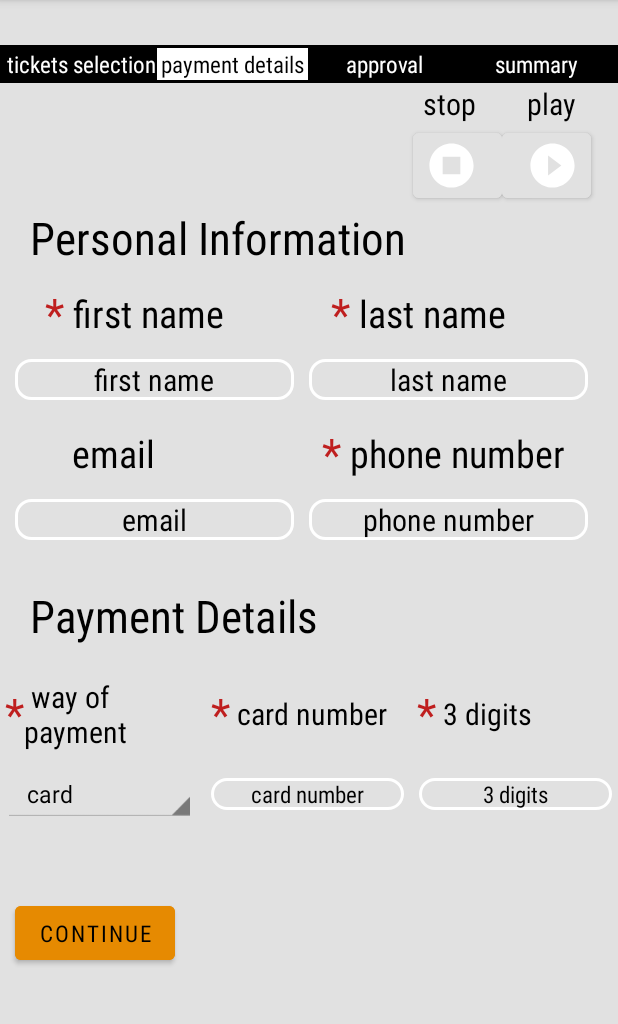
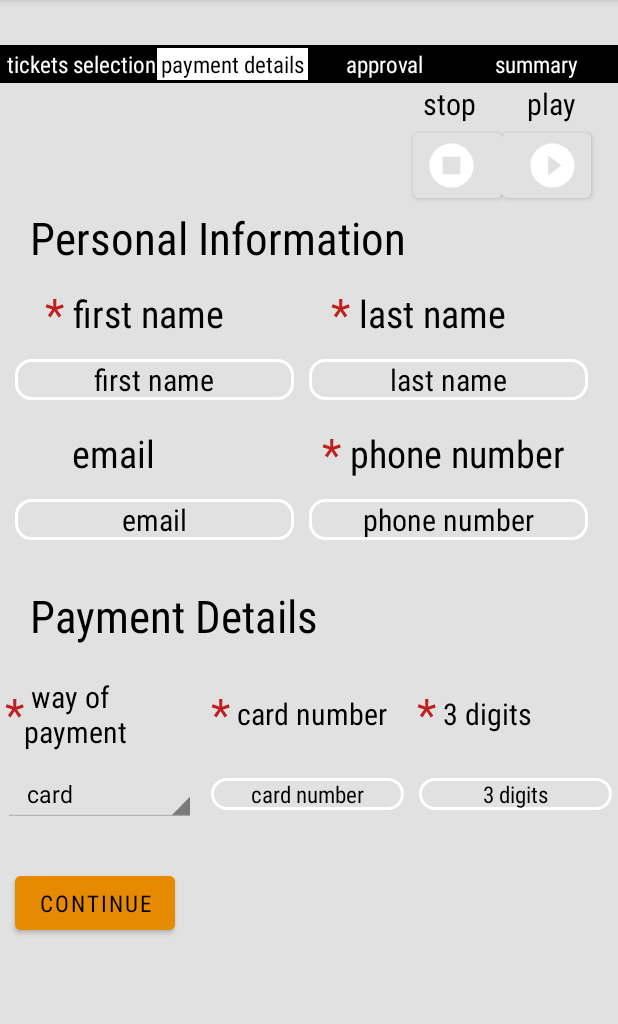
Before and after one commit to NoaZisman/Enjoymovie, an Android app: the MainActivity9_paymentdetails screen opened directly, with no data from a screen before it, on a phone screen of 412 x 824 dp, the part 84-1108 px from its top. Run offline under Robolectric (Android 15) with nearby library versions, the light colour scheme and no system bars.

Commit message:
working fine4

```diff
--- a/app/src/main/res/layout/activity_main9_paymentdetails.xml
+++ b/app/src/main/res/layout/activity_main9_paymentdetails.xml
@@ -481,7 +481,7 @@
             android:layout_width="wrap_content"
             android:layout_height="wrap_content"
             android:layout_gravity="left"
-            android:layout_marginTop="50dp"
+            android:layout_marginTop="30dp"
             android:layout_marginLeft="10dp"
             android:layout_marginRight="20dp"
             android:backgroundTint="#E68A01"
```
